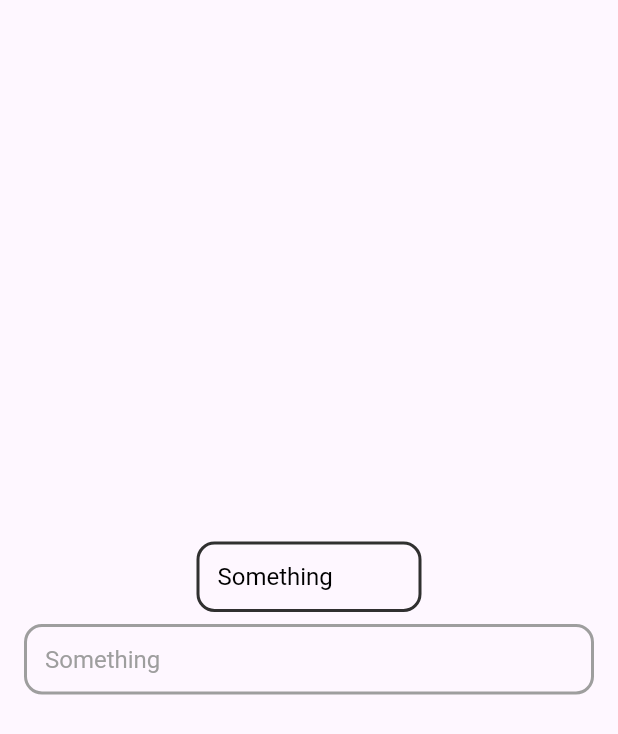
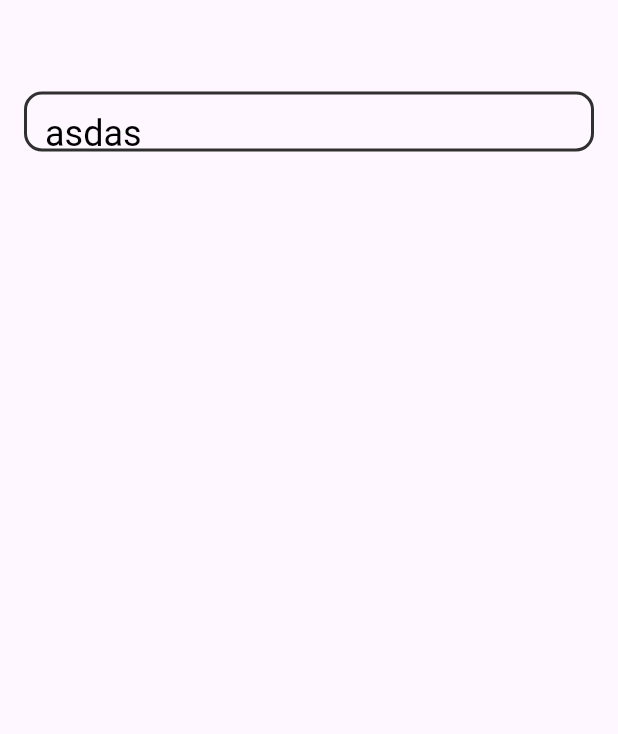
Before and after one commit to ShoshiDeveloper/shoko_pack, a Flutter app: the screen it shows after launch, on a phone screen of 412 x 824 dp. Shown: the top 734 px of the screen. Run offline on Flutter 3.47's test engine with Material 3 defaults, Android fonts, the phone set to English and light mode, and no system bars.

Commit message:
fix actions in scenarios

```diff
--- a/example/lib/main.dart
+++ b/example/lib/main.dart
@@ -193,22 +193,17 @@ class TextFieldsPage extends StatelessWidget {
         child: Padding(
           padding: const EdgeInsets.all(16),
           child: Column(
-            mainAxisAlignment: MainAxisAlignment.center,
+            // mainAxisAlignment: MainAxisAlignment.center,
             children: [
-              ShokoUITextField(
-                width: 150,
+              const SizedBox(height: 45),
+              ShokoUIModernTextField(
                 errorColor: Colors.red,
                 focusColor: Colors.blue,
                 errorText: 'Какая-та хуита',
+                style: TextStyle(fontSize: 24, color: Colors.black),
                 isError: false,
-                controller: TextEditingController(text: 'Something')
-              ),
-              const SizedBox(height: 8),
-              ShokoUITextField(
-                isEnabled: false,
-                disableColor: Colors.grey,
-                controller: TextEditingController(text: 'Something')
-              ),
+                controller: TextEditingController(text: 'asdas')
+              )
             ]
           )
         )
--- a/lib/shoko_ui.dart
+++ b/lib/shoko_ui.dart
@@ -5,5 +5,6 @@ export 'src/styles/shadow.dart';
 export 'src/widgets/button.dart';
 export 'src/widgets/switch.dart';
 export 'src/widgets/radio.dart';
-export 'src/widgets/textfield.dart';
+export 'src/widgets/textfields/textfield.dart';
+export 'src/widgets/textfields/modern_textfield.dart';
 export 'src/theme/shoko_ui_theme.dart';
--- a/lib/src/widgets/button.dart
+++ b/lib/src/widgets/button.dart
@@ -27,7 +27,7 @@ class ShokoUIButton extends StatelessWidget {
     this.onTap, this.onDoubleTap, this.onHover, this.onLongPress,
     this.color, this.isOutline = false, this.isFullWidth = false,
     required this.child, this.suffix, this.prefix,
-    this.radius = ShokoUIRadii.medium, this.shadow
+    this.radius, this.shadow
   });
 
   @override
@@ -42,7 +42,7 @@ class ShokoUIButton extends StatelessWidget {
         padding: const EdgeInsets.symmetric(vertical: 16, horizontal: 16),
         decoration: BoxDecoration(
           color: color ?? (context.shokoTheme?.buttonTheme?.color ?? Colors.grey[850]),
-          borderRadius: (radius?.get() ?? context.shokoTheme?.buttonTheme?.radius?.get()),
+          borderRadius: (radius?.get() ?? context.shokoTheme?.buttonTheme?.radius?.get()) ?? ShokoUIRadii.medium.get(),
           boxShadow: (shadow?.get() ?? context.shokoTheme?.buttonTheme?.shadow?.get()),
           border: isOutline ? Border.all(
             width: 1,
--- /dev/null
+++ b/lib/src/widgets/textfields/modern_textfield.dart
@@ -0,0 +1,200 @@
+import 'package:flutter/material.dart';
+import 'package:shoko_ui/shoko_ui.dart';
+
+class ShokoUIModernTextField extends StatefulWidget {
+
+  ///Be auto-dispose when widget disposed
+  final TextEditingController controller;
+  final TextStyle? style;
+
+  final Function(String value)? onChange;
+  final bool Function(String value)? validator;
+
+  final EdgeInsets? insidePaddings;
+  final ShokoUIRadii? radius;
+
+  final bool isEnabled;
+
+  final bool isError;
+  final String? errorText;
+  final Widget? errorWidget;
+
+  final String? label;
+  final TextStyle? labelTextStyle;
+
+  final Color? enableColor;
+  final Color? disableColor;
+  final Color? focusColor;
+  final Color? errorColor;
+
+  final double? borderWidth;
+  final double? width;
+
+
+  const ShokoUIModernTextField({super.key,
+    required this.controller, this.style,
+    this.onChange, this.validator,
+    this.insidePaddings, this.radius = ShokoUIRadii.medium,
+    this.isEnabled = true,
+    this.isError = false, this.errorText, this.errorWidget,
+    this.label, this.labelTextStyle,
+    this.enableColor, this.disableColor, this.focusColor, this.errorColor,
+    this.borderWidth, this.width
+  });
+
+  @override
+  State<ShokoUIModernTextField> createState() => _ShokoUIModernTextFieldState();
+}
+
+class _ShokoUIModernTextFieldState extends State<ShokoUIModernTextField> {
+
+  final FocusNode focusNode = FocusNode();
+  bool isError = false;
+  bool isEmpty = true;
+  bool loading = false;
+  String value = '';
+
+
+  double height = 48;
+
+  double calcHeight() {
+    double paddingsSum = 24;
+    double height = 16;
+
+    if (widget.insidePaddings != null) {
+      paddingsSum += widget.insidePaddings!.top + widget.insidePaddings!.bottom;
+    } else if (context.shokoTheme?.textFieldTheme?.insidePaddings != null) {
+      paddingsSum += context.shokoTheme!.textFieldTheme!.insidePaddings!.top + context.shokoTheme!.textFieldTheme!.insidePaddings!.bottom;
+    }
+
+    return paddingsSum + height;
+  }
+
+  @override
+  void initState() {
+    isError = widget.isError;
+    isEmpty = widget.controller.text.isEmpty;
+
+    height = calcHeight();
+    super.initState();
+  }
+
+  @override
+  void didUpdateWidget(covariant ShokoUIModernTextField oldWidget) {
+    setState(() {
+      isError = widget.isError;
+      isEmpty = widget.controller.text.isEmpty;
+      height = calcHeight();
+    });
+    super.didUpdateWidget(oldWidget);
+  }
+
+  @override
+  void dispose() {
+    widget.controller.dispose();
+    focusNode.dispose();
+    super.dispose();
+  }
+
+  submit(String value) {
+    if(widget.onChange != null) widget.onChange!(value);
+
+    bool validatorResult = true;
+    if (widget.validator != null) {
+      validatorResult = widget.validator!(value);
+    }
+
+
+    // if (!validatorResult) {
+    // }
+    setState(() {
+      isError = !validatorResult;
+    });
+  }
+
+  @override
+  Widget build(BuildContext context) {
+    final ShokoUIThemeTextField? theme = context.shokoTheme?.textFieldTheme;
+
+    return GestureDetector(
+      onTap: () {
+        if (widget.controller.text.isEmpty) {
+        print("tap");
+          setState(() {
+            isEmpty = false;
+            loading = true;
+            focusNode.requestFocus();
+          });
+        }
+      },
+      child: Column(
+        crossAxisAlignment: CrossAxisAlignment.start,
+        mainAxisSize: MainAxisSize.min,
+        children: [
+          Focus(
+            onFocusChange: (value) {
+              if (!value && widget.controller.text.isEmpty) {
+                setState(() {
+                  isEmpty = true;
+                  loading = true;
+                });
+              }
+              !value ? submit(this.value) : setState(() {});
+            },
+            child: AnimatedContainer(
+              height: height,
+              duration: const Duration(milliseconds: 500),
+              curve: Curves.ease,
+              width: (widget.width ?? theme?.width),
+              padding: (widget.insidePaddings ?? theme?.insidePaddings) ?? const EdgeInsets.all(12),
+              decoration: BoxDecoration(
+                borderRadius: (widget.radius?.get() ?? theme?.radius?.get()) ?? ShokoUIRadii.medium.get(),
+                border: Border.all(
+                  width: (widget.borderWidth ?? theme?.borderWidth) ?? 2,
+                  color: (focusNode.hasFocus && widget.isEnabled ? (widget.focusColor ?? theme?.focusColor) : (widget.isEnabled ? (isError ? (widget.errorColor ?? theme?.errorColor) : (widget.enableColor ?? theme?.enableColor)) : (widget.disableColor ?? theme?.disableColor))) ??Colors.grey[850]!
+                )
+              ),
+              child: Column(
+                children: [
+                  Expanded(
+                    child: AnimatedAlign(
+                      alignment: isEmpty ? Alignment.centerLeft : Alignment.topLeft,
+                      duration: const Duration(milliseconds: 500),
+                      child: Container(
+                        color: Colors.grey[400],
+                        child: AnimatedDefaultTextStyle(
+                          onEnd: () {
+                            setState(() {
+                              loading = false;
+                            });
+                          },
+                          child: Text('Header'),
+                          style: TextStyle(fontSize: isEmpty ? 24 : 12, color: Colors.black),
+                          duration: const Duration(milliseconds: 500),
+                          curve: isEmpty ? Curves.easeIn : Curves.easeOut,
+                        )
+                      ),
+                    )
+                  ),
+                  // if(loading) const Expanded(child: SizedBox()),
+                  if(!isEmpty && !loading) EditableText(
+                    onTapOutside: (event) => focusNode.unfocus(),
+                    onSubmitted: submit,
+                    onChanged: (value) => this.value = value,
+                    readOnly: !widget.isEnabled,
+                    controller: widget.controller,
+                    focusNode: focusNode,
+                    style: ((widget.style ?? theme?.style) ?? const TextStyle(color: Colors.black, fontSize: 16)).copyWith(color: !widget.isEnabled ? ((widget.disableColor ?? theme?.disableColor) ?? Colors.grey) : null),
+                    cursorColor: Colors.black,
+                    backgroundCursorColor: Colors.black
+                  )
+                ],
+              )
+            )
+          ),
+          // if (isError && (widget.errorWidget != null || widget.errorText != null)) (widget.errorWidget ?? Text(widget.errorText!, style: TextStyle(color: widget.errorColor ?? Colors.red),))
+        ]
+      )
+    );
+  }
+}
--- a/lib/src/widgets/textfield.dart
+++ b/lib/src/widgets/textfields/textfield.dart
@@ -108,7 +108,7 @@ class _ShokoUITextFieldState extends State<ShokoUITextField> {
             width: (widget.width ?? theme?.width),
             padding: (widget.insidePaddings ?? theme?.insidePaddings) ?? const EdgeInsets.all(12),
             decoration: BoxDecoration(
-              borderRadius: (widget.radius?.get() ?? context.shokoTheme?.buttonTheme?.radius?.get()),
+              borderRadius: (widget.radius?.get() ?? theme?.radius?.get()) ?? ShokoUIRadii.medium.get(),
               border: Border.all(
                 width: (widget.borderWidth ?? theme?.borderWidth) ?? 2,
                 color: (focusNode.hasFocus && widget.isEnabled ? (widget.focusColor ?? theme?.focusColor) : (widget.isEnabled ? (isError ? (widget.errorColor ?? theme?.errorColor) : (widget.enableColor ?? theme?.enableColor)) : (widget.disableColor ?? theme?.disableColor))) ??Colors.grey[850]!
```
Also changed, not shown: example/pubspec.lock.
